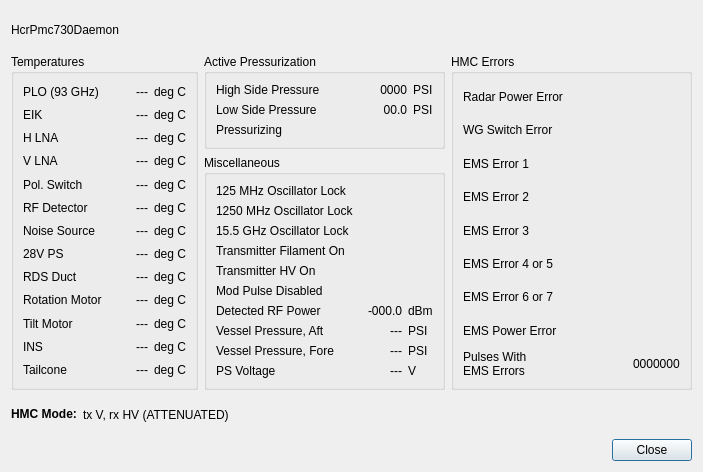
First picture: the form in src/hcrgui/Pmc730Details.ui, repository NCAR/HCR_instrument, before the edit.
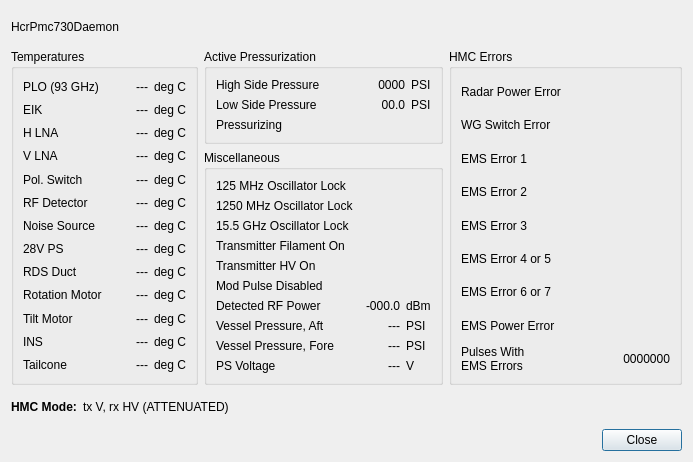
Second picture: the form after the edit. Icons and pictures are not drawn.

Commit message: Tighten the Pmc730Details widget a bit

The edit to the form file:
```diff
--- a/src/hcrgui/Pmc730Details.ui
+++ b/src/hcrgui/Pmc730Details.ui
@@ -6,8 +6,8 @@
    <rect>
     <x>0</x>
     <y>0</y>
-    <width>703</width>
-    <height>472</height>
+    <width>693</width>
+    <height>462</height>
    </rect>
   </property>
   <property name="windowTitle">
@@ -977,6 +977,9 @@
            <property name="pixmap">
             <pixmap resource="HcrGuiMainWindow.qrc">:/greenLED_off.png</pixmap>
            </property>
+           <property name="alignment">
+            <set>Qt::AlignRight|Qt::AlignTrailing|Qt::AlignVCenter</set>
+           </property>
           </widget>
          </item>
          <item row="1" column="3">
@@ -993,6 +996,9 @@
            <property name="pixmap">
             <pixmap resource="HcrGuiMainWindow.qrc">:/greenLED_off.png</pixmap>
            </property>
+           <property name="alignment">
+            <set>Qt::AlignRight|Qt::AlignTrailing|Qt::AlignVCenter</set>
+           </property>
           </widget>
          </item>
          <item row="2" column="3">
@@ -1009,6 +1015,9 @@
            <property name="pixmap">
             <pixmap resource="HcrGuiMainWindow.qrc">:/greenLED_off.png</pixmap>
            </property>
+           <property name="alignment">
+            <set>Qt::AlignRight|Qt::AlignTrailing|Qt::AlignVCenter</set>
+           </property>
           </widget>
          </item>
          <item row="3" column="3">
@@ -1025,6 +1034,9 @@
            <property name="pixmap">
             <pixmap resource="HcrGuiMainWindow.qrc">:/greenLED_off.png</pixmap>
            </property>
+           <property name="alignment">
+            <set>Qt::AlignRight|Qt::AlignTrailing|Qt::AlignVCenter</set>
+           </property>
           </widget>
          </item>
          <item row="4" column="3">
@@ -1041,6 +1053,9 @@
            <property name="pixmap">
             <pixmap resource="HcrGuiMainWindow.qrc">:/greenLED_off.png</pixmap>
            </property>
+           <property name="alignment">
+            <set>Qt::AlignRight|Qt::AlignTrailing|Qt::AlignVCenter</set>
+           </property>
           </widget>
          </item>
          <item row="5" column="3">
@@ -1057,6 +1072,9 @@
            <property name="pixmap">
             <pixmap resource="HcrGuiMainWindow.qrc">:/greenLED_off.png</pixmap>
            </property>
+           <property name="alignment">
+            <set>Qt::AlignRight|Qt::AlignTrailing|Qt::AlignVCenter</set>
+           </property>
           </widget>
          </item>
          <item row="6" column="3">
@@ -1073,6 +1091,9 @@
            <property name="pixmap">
             <pixmap resource="HcrGuiMainWindow.qrc">:/greenLED_off.png</pixmap>
            </property>
+           <property name="alignment">
+            <set>Qt::AlignRight|Qt::AlignTrailing|Qt::AlignVCenter</set>
+           </property>
           </widget>
          </item>
          <item row="7" column="3">
@@ -1089,6 +1110,9 @@
            <property name="pixmap">
             <pixmap resource="HcrGuiMainWindow.qrc">:/greenLED_off.png</pixmap>
            </property>
+           <property name="alignment">
+            <set>Qt::AlignRight|Qt::AlignTrailing|Qt::AlignVCenter</set>
+           </property>
           </widget>
          </item>
          <item row="8" column="3">
@@ -1099,9 +1123,18 @@
              <verstretch>0</verstretch>
             </sizepolicy>
            </property>
+           <property name="minimumSize">
+            <size>
+             <width>64</width>
+             <height>0</height>
+            </size>
+           </property>
            <property name="text">
             <string>0000000</string>
            </property>
+           <property name="alignment">
+            <set>Qt::AlignRight|Qt::AlignTrailing|Qt::AlignVCenter</set>
+           </property>
           </widget>
          </item>
         </layout>
```
